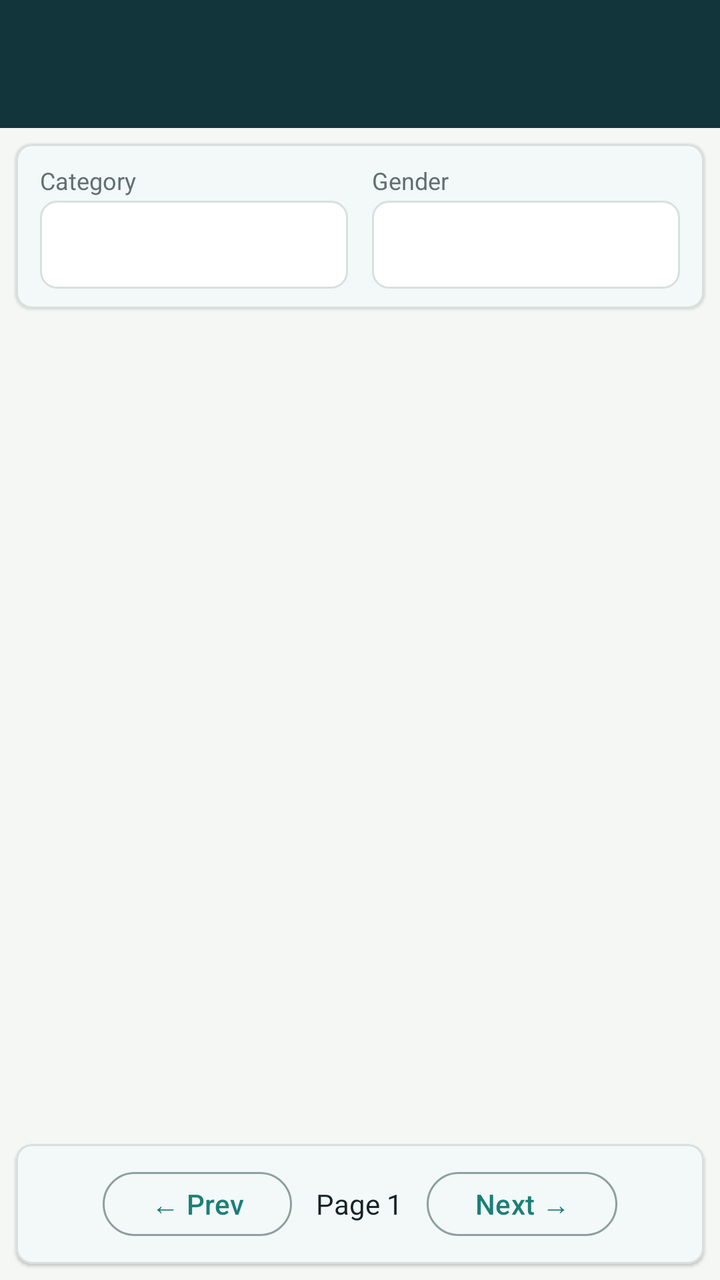
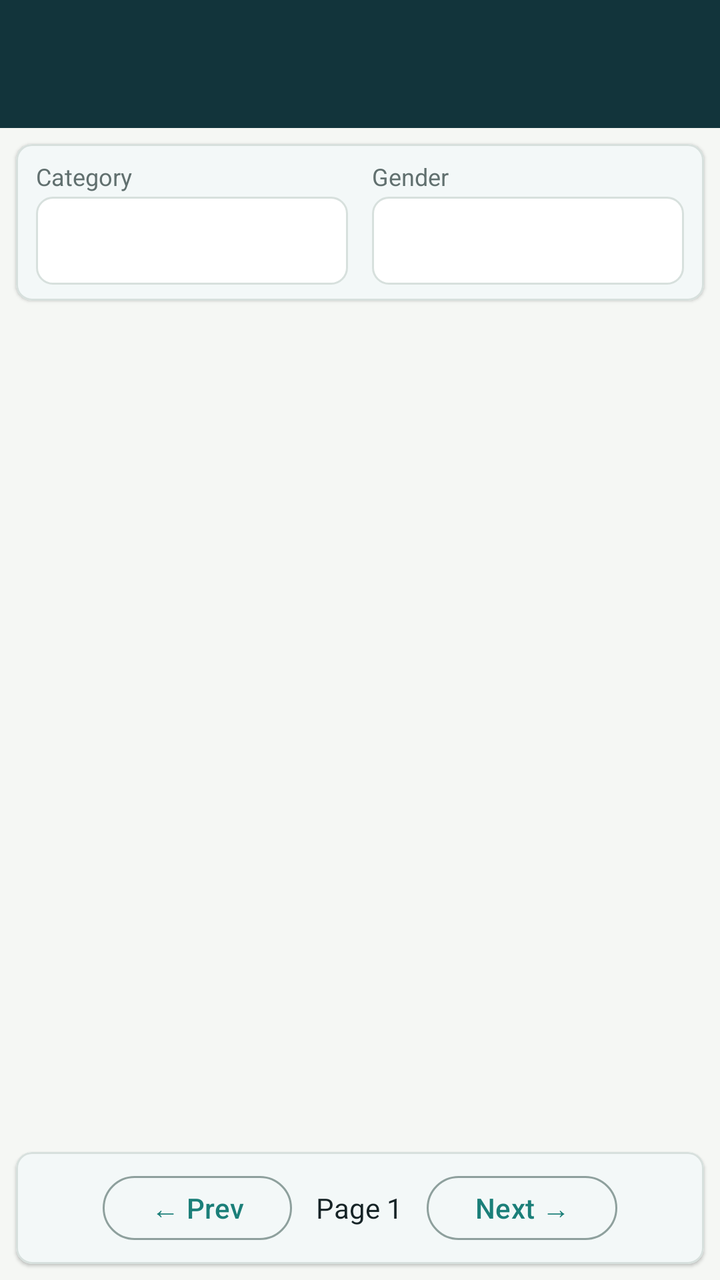

Compare the two renders of this Android layout. The source of the first and the diff that turns it into the second are given below.
<!-- AndroidManifest.xml: application theme Theme.SmartFitApp -->
<!-- res/layout/activity_catalog.xml -->
<?xml version="1.0" encoding="utf-8"?>
<LinearLayout
    xmlns:android="http://schemas.android.com/apk/res/android"
    xmlns:app="http://schemas.android.com/apk/res-auto"
    android:layout_width="match_parent"
    android:layout_height="match_parent"
    android:background="@color/background"
    android:orientation="vertical">

    <com.google.android.material.appbar.MaterialToolbar
        android:id="@+id/toolbar"
        android:layout_width="match_parent"
        android:layout_height="?attr/actionBarSize"
        android:title="Browse Catalog"
        style="@style/SmartFit.Toolbar" />

    
    <com.google.android.material.card.MaterialCardView
        android:layout_width="match_parent"
        android:layout_height="wrap_content"
        android:layout_marginStart="@dimen/small_gap"
        android:layout_marginTop="@dimen/small_gap"
        android:layout_marginEnd="@dimen/small_gap"
        app:cardCornerRadius="@dimen/card_radius"
        app:cardElevation="1dp"
        app:strokeColor="@color/outline_variant"
        app:strokeWidth="1dp"
        app:cardBackgroundColor="@color/surface">

        <LinearLayout
            android:layout_width="match_parent"
            android:layout_height="wrap_content"
            android:orientation="horizontal"
            android:paddingStart="12dp"
            android:paddingEnd="12dp"
            android:paddingTop="10dp"
            android:paddingBottom="10dp">

            <LinearLayout
                android:layout_width="0dp"
                android:layout_height="wrap_content"
                android:layout_weight="1"
                android:layout_marginEnd="6dp"
                android:orientation="vertical">

                <TextView
                    android:layout_width="wrap_content"
                    android:layout_height="wrap_content"
                    android:layout_marginBottom="2dp"
                    android:text="Category"
                    style="@style/Text.Label" />

                <Spinner
                    android:id="@+id/categorySpinner"
                    android:layout_width="match_parent"
                    android:layout_height="44dp"
                    android:background="@drawable/bg_spinner_outlined" />
            </LinearLayout>

            <LinearLayout
                android:layout_width="0dp"
                android:layout_height="wrap_content"
                android:layout_weight="1"
                android:layout_marginStart="6dp"
                android:orientation="vertical">

                <TextView
                    android:layout_width="wrap_content"
                    android:layout_height="wrap_content"
                    android:layout_marginBottom="2dp"
                    android:text="Gender"
                    style="@style/Text.Label" />

                <Spinner
                    android:id="@+id/genderSpinner"
                    android:layout_width="match_parent"
                    android:layout_height="44dp"
                    android:background="@drawable/bg_spinner_outlined" />
            </LinearLayout>

        </LinearLayout>
    </com.google.android.material.card.MaterialCardView>

    
    <TextView
        android:id="@+id/emptyText"
        android:layout_width="match_parent"
        android:layout_height="wrap_content"
        android:text="No items found"
        android:padding="40dp"
        style="@style/Text.Empty"
        android:visibility="gone" />

    <androidx.recyclerview.widget.RecyclerView
        android:id="@+id/recyclerView"
        android:layout_width="match_parent"
        android:layout_height="0dp"
        android:layout_weight="1"
        android:clipToPadding="false"
        android:padding="@dimen/small_gap" />

    
    <com.google.android.material.card.MaterialCardView
        android:layout_width="match_parent"
        android:layout_height="wrap_content"
        android:layout_marginStart="@dimen/small_gap"
        android:layout_marginEnd="@dimen/small_gap"
        android:layout_marginBottom="@dimen/small_gap"
        app:cardCornerRadius="@dimen/card_radius"
        app:cardElevation="1dp"
        app:strokeColor="@color/outline_variant"
        app:strokeWidth="1dp"
        app:cardBackgroundColor="@color/surface">

        <LinearLayout
            android:layout_width="match_parent"
            android:layout_height="wrap_content"
            android:orientation="horizontal"
            android:gravity="center"
            android:paddingStart="16dp"
            android:paddingEnd="16dp"
            android:paddingTop="10dp"
            android:paddingBottom="10dp">

            <com.google.android.material.button.MaterialButton
                android:id="@+id/prevButton"
                android:layout_width="wrap_content"
                android:layout_height="40dp"
                android:text="← Prev"
                android:textAllCaps="false"
                style="@style/Widget.Material3.Button.OutlinedButton"
                android:layout_marginEnd="12dp" />

            <TextView
                android:id="@+id/pageText"
                android:layout_width="wrap_content"
                android:layout_height="wrap_content"
                android:text="Page 1"
                android:textSize="14sp"
                android:textColor="@color/on_surface"
                android:layout_marginEnd="12dp" />

            <com.google.android.material.button.MaterialButton
                android:id="@+id/nextButton"
                android:layout_width="wrap_content"
                android:layout_height="40dp"
                android:text="Next →"
                android:textAllCaps="false"
                style="@style/Widget.Material3.Button.OutlinedButton" />

        </LinearLayout>
    </com.google.android.material.card.MaterialCardView>

</LinearLayout>
<!-- resources referenced by this layout -->
<resources>
  <color name="background">#F5F7F4</color>
  <color name="on_surface">#162326</color>
  <color name="outline_variant">#D7E0DD</color>
  <color name="surface">#FFFFFF</color>
  <dimen name="card_radius">8dp</dimen>
  <dimen name="small_gap">8dp</dimen>
  <!-- drawable bg_spinner_outlined (drawable) -->
  <?xml version="1.0" encoding="utf-8"?>
  <shape xmlns:android="http://schemas.android.com/apk/res/android">
      <solid android:color="@color/surface" />
      <corners android:radius="@dimen/small_radius" />
      <stroke
          android:width="1dp"
          android:color="@color/outline_variant" />
      <padding
          android:left="12dp"
          android:top="10dp"
          android:right="8dp"
          android:bottom="10dp" />
  </shape>
  <style name="SmartFit.Toolbar" parent="Widget.Material3.Toolbar">
          <item name="android:background">@color/primary_dark</item>
          <item name="titleTextColor">@color/on_primary</item>
          <item name="navigationIconTint">@color/on_primary</item>
      </style>
  <style name="Text.Empty">
          <item name="android:textColor">@color/on_surface_variant</item>
          <item name="android:textSize">15sp</item>
          <item name="android:gravity">center</item>
      </style>
  <style name="Text.Label">
          <item name="android:textColor">@color/on_surface_variant</item>
          <item name="android:textSize">12sp</item>
      </style>
  <style name="Theme.SmartFitApp" parent="Base.Theme.SmartFitApp" />
  <dimen name="small_radius">8dp</dimen>
  <color name="primary_dark">#12343B</color>
  <color name="on_primary">#FFFFFF</color>
  <color name="on_surface_variant">#61706F</color>
  <style name="Base.Theme.SmartFitApp" parent="Theme.Material3.DayNight.NoActionBar">
          <item name="colorPrimary">@color/primary</item>
          <item name="colorOnPrimary">@color/on_primary</item>
          <item name="colorPrimaryContainer">@color/primary_container</item>
          <item name="colorOnPrimaryContainer">@color/on_primary_container</item>
          <item name="colorSecondary">@color/secondary</item>
          <item name="colorOnSecondary">@color/on_secondary</item>
          <item name="colorSecondaryContainer">@color/secondary_container</item>
          <item name="colorOnSecondaryContainer">@color/on_secondary_container</item>
          <item name="android:colorBackground">@color/background</item>
          <item name="colorSurface">@color/surface</item>
          <item name="colorOnSurface">@color/on_surface</item>
          <item name="colorSurfaceVariant">@color/surface_variant</item>
          <item name="colorOnSurfaceVariant">@color/on_surface_variant</item>
          <item name="colorError">@color/error</item>
          <item name="colorOnError">@color/on_error</item>
          <item name="colorErrorContainer">@color/error_container</item>
          <item name="colorOnErrorContainer">@color/on_error_container</item>
          <item name="colorOutline">@color/outline</item>
          <item name="colorOutlineVariant">@color/outline_variant</item>
      </style>
  <color name="primary">#1B7F79</color>
  <color name="primary_container">#D7F2EE</color>
  <color name="on_primary_container">#052927</color>
  <color name="secondary">#B85C38</color>
  <color name="on_secondary">#FFFFFF</color>
  <color name="secondary_container">#FFE2D5</color>
  <color name="on_secondary_container">#3D1608</color>
  <color name="surface_variant">#E8F0ED</color>
  <color name="error">#B3261E</color>
  <color name="on_error">#FFFFFF</color>
  <color name="error_container">#F9DEDC</color>
  <color name="on_error_container">#410E0B</color>
  <color name="outline">#8EA09D</color>
</resources>

<!-- the commit's change to res/layout/activity_catalog.xml (unified diff, before → after) -->
@@ -31,10 +31,10 @@
             android:layout_width="match_parent"
             android:layout_height="wrap_content"
             android:orientation="horizontal"
-            android:paddingStart="12dp"
-            android:paddingEnd="12dp"
-            android:paddingTop="10dp"
-            android:paddingBottom="10dp">
+            android:paddingStart="10dp"
+            android:paddingEnd="10dp"
+            android:paddingTop="8dp"
+            android:paddingBottom="8dp">
 
             <LinearLayout
                 android:layout_width="0dp"
@@ -87,7 +87,7 @@
         android:layout_width="match_parent"
         android:layout_height="wrap_content"
         android:text="No items found"
-        android:padding="40dp"
+        android:padding="24dp"
         style="@style/Text.Empty"
         android:visibility="gone" />
 
@@ -117,10 +117,10 @@
             android:layout_height="wrap_content"
             android:orientation="horizontal"
             android:gravity="center"
-            android:paddingStart="16dp"
-            android:paddingEnd="16dp"
-            android:paddingTop="10dp"
-            android:paddingBottom="10dp">
+            android:paddingStart="12dp"
+            android:paddingEnd="12dp"
+            android:paddingTop="8dp"
+            android:paddingBottom="8dp">
 
             <com.google.android.material.button.MaterialButton
                 android:id="@+id/prevButton"
